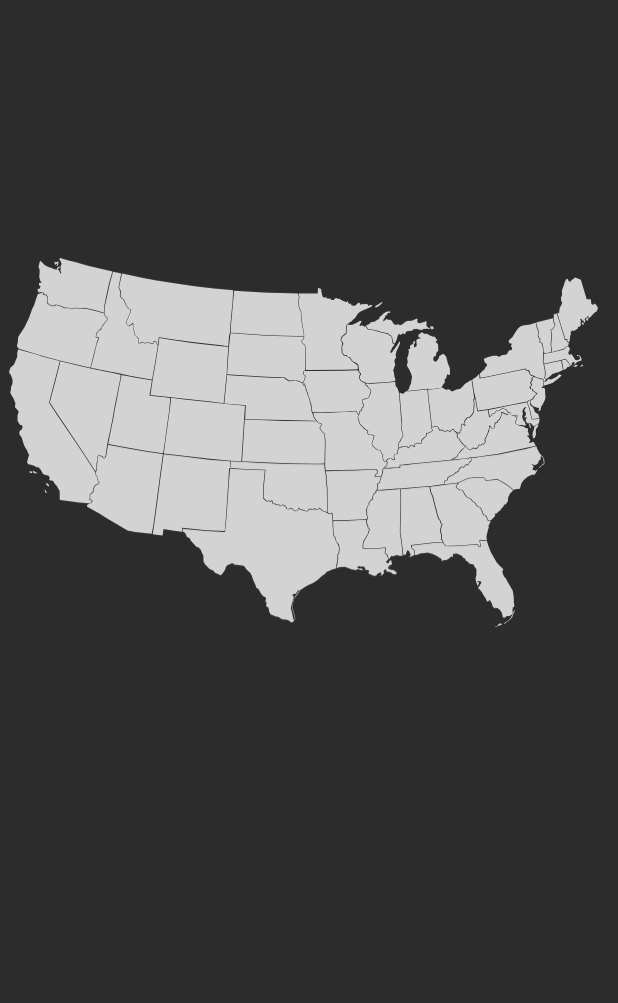
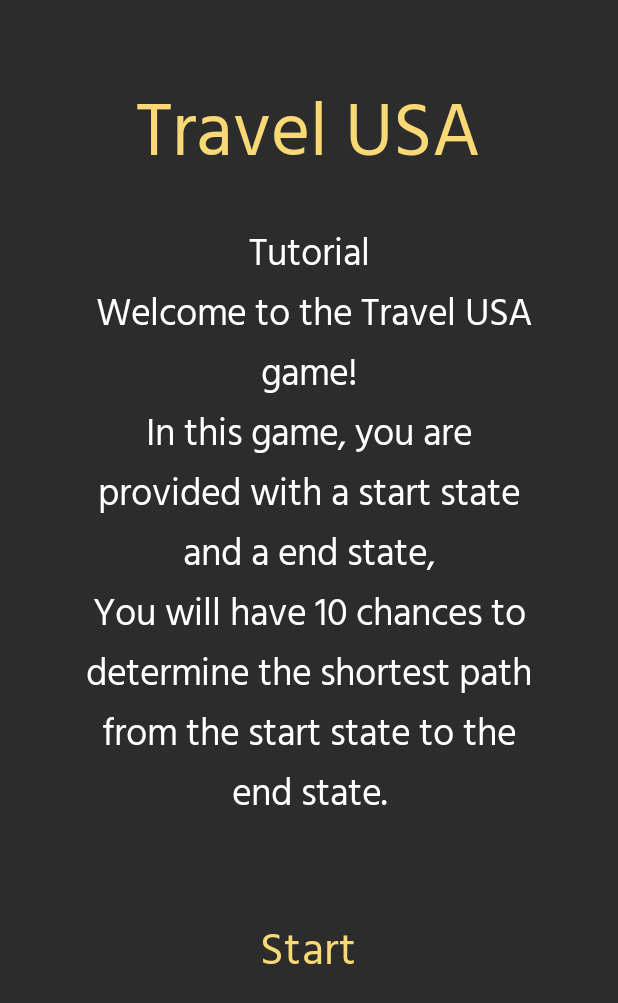
Before and after one commit to Treez233/TravelUSA, an Android app: the screen it shows after launch (MainActivity before the commit, TutorialActivity after it), on a phone screen of 412 x 824 dp. Shown: the top 1003 px of the screen. Run offline under Robolectric (Android 15) with nearby library versions, the phone set to English and light mode, and no system bars.

Commit message:
finished Welcome Page, started adView

```diff
--- a/app/build.gradle.kts
+++ b/app/build.gradle.kts
@@ -43,4 +43,6 @@ dependencies {
     testImplementation("junit:junit:4.13.2")
     androidTestImplementation("androidx.test.ext:junit:1.1.5")
     androidTestImplementation("androidx.test.espresso:espresso-core:3.5.1")
+    implementation("com.google.android.gms:play-services-ads:22.5.0")
+
 }
--- a/app/src/main/java/com/example/travelusa/MainActivity.kt
+++ b/app/src/main/java/com/example/travelusa/MainActivity.kt
@@ -1,13 +1,16 @@
 package com.example.travelusa
 
+import android.content.Intent
 import androidx.appcompat.app.AppCompatActivity
 import android.os.Bundle
+import com.google.android.gms.ads.AdView
 
 class MainActivity : AppCompatActivity() {
     private lateinit var game : Game
+    private lateinit var adView : AdView
     override fun onCreate(savedInstanceState: Bundle?) {
         super.onCreate(savedInstanceState)
         setContentView(R.layout.activity_main)
-        game = Game()
+        //game = Game()
     }
 }
--- /dev/null
+++ b/app/src/main/java/com/example/travelusa/TutorialActivity.kt
@@ -0,0 +1,40 @@
+package com.example.travelusa
+
+import android.app.ActivityOptions
+import android.content.Intent
+import android.graphics.Color
+import android.os.Bundle
+import android.os.PersistableBundle
+import android.view.View
+import android.widget.Button
+import android.widget.TextView
+import androidx.appcompat.app.AppCompatActivity
+
+class TutorialActivity : AppCompatActivity() {
+    private lateinit var startButton : Button
+    private lateinit var tutorialTextBox : TextView
+    override fun onCreate(savedInstanceState: Bundle?) {
+        super.onCreate(savedInstanceState)
+        setContentView(R.layout.activity_tutorial)
+        startButton = findViewById(R.id.startGame)
+        tutorialTextBox = findViewById(R.id.info)
+        updateView()
+
+
+    }
+    fun updateView(){
+        tutorialTextBox.setTextSize(25.0f)
+        tutorialTextBox.setTextColor(Color.WHITE)
+        tutorialTextBox.text = "Tutorial\n " +
+                "Welcome to the Travel USA game!\n" +
+                "In this game, you are provided with a start state and a end state,\n" +
+                "You will have 10 chances to determine the shortest path from the start state to the end state.\n" +
+                "You can begin by clicking the \"Start\" button when you are ready!\n"
+    }
+    fun startGame(v: View){
+        var intent : Intent = Intent(this, MainActivity::class.java)
+        intent.addFlags(Intent.FLAG_ACTIVITY_CLEAR_TOP);
+        startActivity(intent)
+
+    }
+}
--- /dev/null
+++ b/app/src/main/res/font/fonts.xml
@@ -0,0 +1,19 @@
+<?xml version="1.0" encoding="utf-8"?>
+<font-family xmlns:android="http://schemas.android.com/apk/res/android">
+        <font
+            android:fontStyle="normal"
+            android:fontWeight="400"
+            android:font="@font/hind_light" />
+        <font
+            android:fontStyle="normal"
+            android:fontWeight="400"
+            android:font="@font/hind_med" />
+        <font
+            android:fontStyle="normal"
+            android:fontWeight="400"
+            android:font="@font/hind_reg" />
+        <font
+            android:fontStyle="normal"
+            android:fontWeight="400"
+            android:font="@font/hind_semi" />
+</font-family>
--- /dev/null
+++ b/app/src/main/res/layout/activity_tutorial.xml
@@ -0,0 +1,43 @@
+<?xml version="1.0" encoding="utf-8"?>
+<RelativeLayout xmlns:android="http://schemas.android.com/apk/res/android"
+    android:layout_width="match_parent"
+    android:layout_height="match_parent"
+    android:background="@color/bg">
+
+    <TextView
+        android:layout_width="wrap_content"
+        android:layout_height="70dp"
+        android:layout_marginTop="50dp"
+        android:layout_centerHorizontal="true"
+        android:id="@+id/title"
+        android:fontFamily="@font/hind_reg"
+        android:textColor="@color/text"
+        android:text = "@string/app_name"
+        android:textSize = "50sp"
+        />
+    <TextView
+        android:id="@+id/info"
+        android:layout_marginTop="150dp"
+        android:layout_alignParentBottom="@+id/title"
+        android:layout_centerHorizontal="true"
+        android:layout_width="300dp"
+        android:height="400dp"
+        android:fontFamily="@font/hind_reg"
+        android:textAlignment="center"
+        android:layout_height="wrap_content" />
+
+    <Button
+        android:layout_below="@+id/info"
+        android:layout_marginTop="50dp"
+        android:layout_width="150dp"
+        android:layout_height="70dp"
+        android:layout_centerHorizontal="true"
+        android:fontFamily="@font/hind_reg"
+        android:id="@+id/startGame"
+        android:textSize="30sp"
+        android:text="@string/startButton"
+        android:textColor="@color/text"
+        android:backgroundTint="@color/bg"
+        android:onClick="startGame"/>
+
+</RelativeLayout>
--- /dev/null
+++ b/app/src/main/res/transition/transition1.xml
@@ -0,0 +1,4 @@
+<?xml version="1.0" encoding="utf-8"?>
+<transitionManager xmlns:android="http://schemas.android.com/apk/res/android">
+
+</transitionManager>
--- a/app/src/main/res/values/colors.xml
+++ b/app/src/main/res/values/colors.xml
@@ -3,6 +3,8 @@
     <color name="black">#FF000000</color>
     <color name="white">#FFFFFFFF</color>
     <color name="bg">#FF2C2C2C</color>
+    <color name="green">#B2C770</color>
+    <color name="dull_green">#AEAE83</color>
     <color name="text">#FFF9D876</color>
     <color name="button_result">#FF98B66E</color>
 </resources>
--- a/app/src/main/res/values/strings.xml
+++ b/app/src/main/res/values/strings.xml
@@ -1,4 +1,5 @@
 <resources>
-    <string name="app_name">TravelUSA</string>
-
+    <string name="app_name">Travel USA</string>
+    <string name="startButton">Start</string>
+    <string name="closeButton">Close</string>
 </resources>
--- a/app/src/main/res/values/themes.xml
+++ b/app/src/main/res/values/themes.xml
@@ -3,6 +3,7 @@
     <style name="Base.Theme.TravelUSA" parent="Theme.Material3.DayNight.NoActionBar">
         <!-- Customize your light theme here. -->
         <!-- <item name="colorPrimary">@color/my_light_primary</item> -->
+        <item name="android:fontFamily">@font/fonts</item>
     </style>
 
     <style name="Theme.TravelUSA" parent="Base.Theme.TravelUSA" />
```
Also changed, not shown: app/src/main/AndroidManifest.xml (+9 -1 lines), app/src/main/res/layout/activity_main.xml (+9 -0 lines), app/src/main/res/transition/transition2.xml (added, +11 -0 lines), app/src/main/res/font/hind_light.ttf (added), app/src/main/res/font/hind_med.ttf (added), app/src/main/res/font/hind_reg.ttf (added), app/src/main/res/font/hind_semi.ttf (added).
